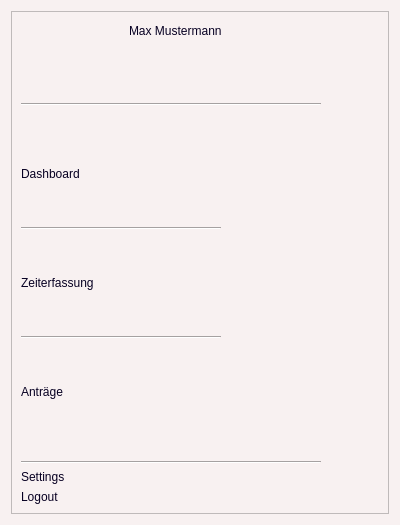
First picture: the form in HR_Managment_System_Application/navbar.ui, repository MehmetMertt/twentyONE_HR_System, before the edit.
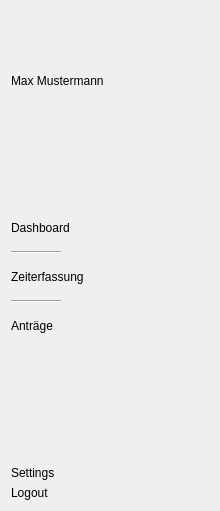
Second picture: the form after the edit.

Commit message: login (and navbar)

```diff
--- a/HR_Managment_System_Application/navbar.ui
+++ b/HR_Managment_System_Application/navbar.ui
@@ -6,52 +6,104 @@
    <rect>
     <x>0</x>
     <y>0</y>
-    <width>400</width>
-    <height>525</height>
+    <width>220</width>
+    <height>511</height>
    </rect>
   </property>
+  <property name="maximumSize">
+   <size>
+    <width>220</width>
+    <height>16777215</height>
+   </size>
+  </property>
+  <property name="palette">
+   <palette>
+    <active>
+     <colorrole role="Light">
+      <brush brushstyle="SolidPattern">
+       <color alpha="255">
+        <red>248</red>
+        <green>241</green>
+        <blue>241</blue>
+       </color>
+      </brush>
+     </colorrole>
+     <colorrole role="Base">
+      <brush brushstyle="SolidPattern">
+       <color alpha="255">
+        <red>248</red>
+        <green>241</green>
+        <blue>241</blue>
+       </color>
+      </brush>
+     </colorrole>
+     <colorrole role="Window">
+      <brush brushstyle="SolidPattern">
+       <color alpha="255">
+        <red>248</red>
+        <green>241</green>
+        <blue>241</blue>
+       </color>
+      </brush>
+     </colorrole>
+     <colorrole role="Highlight">
+      <brush brushstyle="SolidPattern">
+       <color alpha="255">
+        <red>17</red>
+        <green>105</green>
+        <blue>142</blue>
+       </color>
+      </brush>
+     </colorrole>
+    </active>
+    <inactive/>
+    <disabled/>
+   </palette>
+  </property>
   <property name="windowTitle">
    <string>Form</string>
   </property>
   <property name="styleSheet">
-   <string notr="true">background-color: #F8F1F1;</string>
+   <string notr="true"/>
   </property>
   <layout class="QVBoxLayout" name="verticalLayout_2">
    <item>
-    <widget class="QFrame" name="frame">
-     <property name="frameShape">
-      <enum>QFrame::StyledPanel</enum>
+    <spacer name="verticalSpacer_3">
+     <property name="orientation">
+      <enum>Qt::Vertical</enum>
      </property>
-     <property name="frameShadow">
-      <enum>QFrame::Raised</enum>
+     <property name="sizeHint" stdset="0">
+      <size>
+       <width>20</width>
+       <height>40</height>
+      </size>
      </property>
+    </spacer>
+   </item>
+   <item>
      <layout class="QVBoxLayout" name="verticalLayout_4">
-      <item>
-       <layout class="QHBoxLayout" name="horizontalLayout_2">
-        <item>
-         <spacer name="horizontalSpacer">
-          <property name="orientation">
-           <enum>Qt::Horizontal</enum>
-          </property>
-          <property name="sizeHint" stdset="0">
-           <size>
-            <width>20</width>
-            <height>20</height>
-           </size>
-          </property>
-         </spacer>
-        </item>
+     <property name="spacing">
+      <number>6</number>
+     </property>
         <item>
          <widget class="QLabel" name="label">
           <property name="minimumSize">
            <size>
-            <width>250</width>
+         <width>0</width>
             <height>0</height>
            </size>
           </property>
+       <property name="maximumSize">
+        <size>
+         <width>200</width>
+         <height>16777215</height>
+        </size>
+       </property>
+       <property name="autoFillBackground">
+        <bool>false</bool>
+       </property>
           <property name="styleSheet">
-           <string notr="true">font: 24pt &quot;Inter&quot;;
-color: rgb(7, 0, 34);</string>
+        <string notr="true"/>
           </property>
           <property name="text">
            <string>Max Mustermann</string>
@@ -68,26 +120,13 @@
         <property name="sizeHint" stdset="0">
          <size>
           <width>20</width>
-          <height>40</height>
+       <height>15</height>
          </size>
         </property>
        </spacer>
       </item>
       <item>
-       <widget class="Line" name="line_3">
-        <property name="maximumSize">
-         <size>
-          <width>300</width>
-          <height>16777215</height>
-         </size>
-        </property>
-        <property name="orientation">
-         <enum>Qt::Horizontal</enum>
-        </property>
-       </widget>
-      </item>
-      <item>
-       <spacer name="verticalSpacer_4">
+    <spacer name="verticalSpacer_8">
         <property name="orientation">
          <enum>Qt::Vertical</enum>
         </property>
@@ -103,9 +142,11 @@
        <layout class="QVBoxLayout" name="verticalLayout">
         <item>
          <widget class="QLabel" name="label_2">
-          <property name="styleSheet">
-           <string notr="true">font: 24pt &quot;Inter&quot;;
-color: rgb(7, 0, 34);</string>
+       <property name="maximumSize">
+        <size>
+         <width>200</width>
+         <height>16777215</height>
+        </size>
           </property>
           <property name="text">
            <string>Dashboard</string>
@@ -120,7 +161,7 @@
           <property name="sizeHint" stdset="0">
            <size>
             <width>20</width>
-            <height>40</height>
+         <height>10</height>
            </size>
           </property>
          </spacer>
@@ -129,7 +170,7 @@
          <widget class="Line" name="line">
           <property name="maximumSize">
            <size>
-            <width>200</width>
+         <width>50</width>
             <height>16777215</height>
            </size>
           </property>
@@ -146,16 +187,18 @@
           <property name="sizeHint" stdset="0">
            <size>
             <width>20</width>
-            <height>40</height>
+         <height>10</height>
            </size>
           </property>
          </spacer>
         </item>
         <item>
          <widget class="QLabel" name="label_3">
-          <property name="styleSheet">
-           <string notr="true">font: 24pt &quot;Inter&quot;;
-color: rgb(7, 0, 34);</string>
+       <property name="maximumSize">
+        <size>
+         <width>200</width>
+         <height>16777215</height>
+        </size>
           </property>
           <property name="text">
            <string>Zeiterfassung</string>
@@ -170,7 +213,7 @@
           <property name="sizeHint" stdset="0">
            <size>
             <width>20</width>
-            <height>40</height>
+         <height>10</height>
            </size>
           </property>
          </spacer>
@@ -179,7 +222,7 @@
          <widget class="Line" name="line_2">
           <property name="maximumSize">
            <size>
-            <width>200</width>
+         <width>50</width>
             <height>16777215</height>
            </size>
           </property>
@@ -196,16 +239,18 @@
           <property name="sizeHint" stdset="0">
            <size>
             <width>20</width>
-            <height>40</height>
+         <height>10</height>
            </size>
           </property>
          </spacer>
         </item>
         <item>
          <widget class="QLabel" name="label_4">
-          <property name="styleSheet">
-           <string notr="true">font: 24pt &quot;Inter&quot;;
-color: rgb(7, 0, 34);</string>
+       <property name="maximumSize">
+        <size>
+         <width>200</width>
+         <height>16777215</height>
+        </size>
           </property>
           <property name="text">
            <string>Anträge</string>
@@ -215,38 +260,40 @@
        </layout>
       </item>
       <item>
-       <spacer name="verticalSpacer_3">
+    <spacer name="verticalSpacer_9">
         <property name="orientation">
          <enum>Qt::Vertical</enum>
         </property>
         <property name="sizeHint" stdset="0">
          <size>
           <width>20</width>
-          <height>40</height>
+       <height>15</height>
          </size>
         </property>
        </spacer>
       </item>
       <item>
-       <widget class="Line" name="line_4">
-        <property name="maximumSize">
+    <spacer name="verticalSpacer_4">
+     <property name="orientation">
+      <enum>Qt::Vertical</enum>
+     </property>
+     <property name="sizeHint" stdset="0">
          <size>
-          <width>300</width>
-          <height>16777215</height>
-         </size>
-        </property>
-        <property name="orientation">
-         <enum>Qt::Horizontal</enum>
-        </property>
-       </widget>
+       <width>20</width>
+       <height>40</height>
+      </size>
+     </property>
+    </spacer>
       </item>
       <item>
        <layout class="QVBoxLayout" name="verticalLayout_3">
         <item>
          <widget class="QLabel" name="label_5">
-          <property name="styleSheet">
-           <string notr="true">font: 24pt &quot;Inter&quot;;
-color: rgb(7, 0, 34);</string>
+       <property name="maximumSize">
+        <size>
+         <width>200</width>
+         <height>16777215</height>
+        </size>
           </property>
           <property name="text">
            <string>Settings</string>
@@ -255,9 +302,11 @@
         </item>
         <item>
          <widget class="QLabel" name="label_6">
-          <property name="styleSheet">
-           <string notr="true">font: 24pt &quot;Inter&quot;;
-color: rgb(7, 0, 34);</string>
+       <property name="maximumSize">
+        <size>
+         <width>200</width>
+         <height>16777215</height>
+        </size>
           </property>
           <property name="text">
            <string>Logout</string>
@@ -265,9 +314,6 @@
          </widget>
         </item>
        </layout>
-      </item>
-     </layout>
-    </widget>
    </item>
   </layout>
  </widget>
```
Lines whose indentation alone changed are shown as unchanged. The commit also changes 13 other files.
